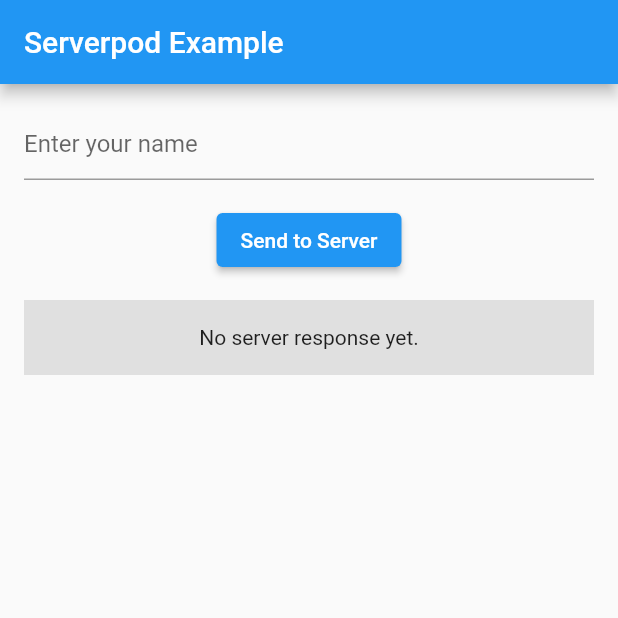
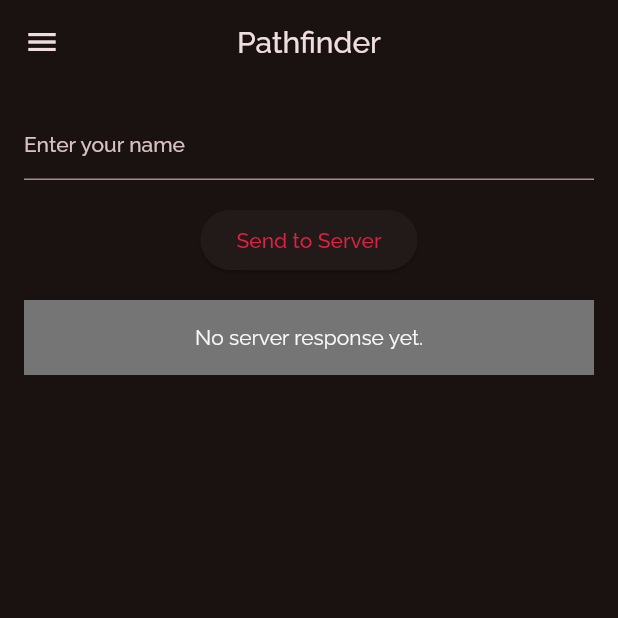
Before and after one commit to TheMultii/PathFinder, a Flutter app: the screen it shows after launch, on a phone screen of 412 x 824 dp, the top half of it. Run offline on Flutter 3.47's test engine with Material 2 defaults, Android fonts, the phone set to English and light mode, and no system bars; our stand-ins replace google_fonts; missing offline and left inert: serverpod, serverpod_client, serverpod_flutter.

Commit message:
Added a custom themeData

```diff
--- /dev/null
+++ b/pathfinder_flutter/lib/core/themeData.dart
@@ -0,0 +1,25 @@
+import 'package:flutter/material.dart';
+import 'package:google_fonts/google_fonts.dart';
+
+ThemeData pathfinderThemeData(BuildContext context) {
+  return ThemeData(
+    colorScheme: ColorScheme.fromSeed(
+      seedColor: const Color(0xFFDF2143),
+      primary: const Color(0xFFDF2143),
+      background: const Color.fromARGB(255, 18, 18, 18),
+      brightness: Brightness.dark,
+    ),
+    textTheme: GoogleFonts.ralewayTextTheme(
+      Theme.of(context).textTheme.apply(
+            bodyColor: const Color.fromARGB(255, 248, 248, 248),
+            displayColor: const Color.fromARGB(255, 248, 248, 248),
+          ),
+    ),
+    textSelectionTheme: const TextSelectionThemeData(
+      cursorColor: Colors.white,
+      selectionColor: Color.fromARGB(100, 100, 100, 100),
+      selectionHandleColor: Color(0xFFDF2143),
+    ),
+    useMaterial3: true,
+  );
+}
--- a/pathfinder_flutter/lib/main.dart
+++ b/pathfinder_flutter/lib/main.dart
@@ -1,5 +1,6 @@
 import 'package:pathfinder_client/pathfinder_client.dart';
 import 'package:flutter/material.dart';
+import 'package:pathfinder_flutter/core/themeData.dart';
 import 'package:serverpod_flutter/serverpod_flutter.dart';
 
 // Sets up a singleton client object that can be used to talk to the server from
@@ -20,11 +21,10 @@ class MyApp extends StatelessWidget {
   @override
   Widget build(BuildContext context) {
     return MaterialApp(
-      title: 'Serverpod Demo',
-      theme: ThemeData(
-        primarySwatch: Colors.blue,
-      ),
-      home: const MyHomePage(title: 'Serverpod Example'),
+      title: 'Pathfinder',
+      theme: pathfinderThemeData(context),
+      debugShowCheckedModeBanner: false,
+      home: const MyHomePage(title: 'Pathfinder'),
     );
   }
 }
@@ -67,7 +67,15 @@ class MyHomePageState extends State<MyHomePage> {
   Widget build(BuildContext context) {
     return Scaffold(
       appBar: AppBar(
-        title: Text(widget.title),
+        title: Text(
+          widget.title,
+          textAlign: TextAlign.center,
+        ),
+        centerTitle: true,
+        leading: IconButton(
+          onPressed: () {},
+          icon: const Icon(Icons.menu),
+        ),
       ),
       body: Padding(
         padding: const EdgeInsets.all(16),
@@ -122,7 +130,7 @@ class _ResultDisplay extends StatelessWidget {
       backgroundColor = Colors.green[300]!;
       text = resultMessage!;
     } else {
-      backgroundColor = Colors.grey[300]!;
+      backgroundColor = Colors.grey[600]!;
       text = 'No server response yet.';
     }
 
--- a/pathfinder_flutter/pubspec.yaml
+++ b/pathfinder_flutter/pubspec.yaml
@@ -32,6 +32,7 @@ dependencies:
   # The following adds the Cupertino Icons font to your application.
   # Use with the CupertinoIcons class for iOS style icons.
   cupertino_icons: ^1.0.5
+  google_fonts: ^4.0.4
 
 dev_dependencies:
   flutter_lints: ^2.0.1
```
Also changed, not shown: pathfinder_flutter/pubspec.lock, 1 other file.
